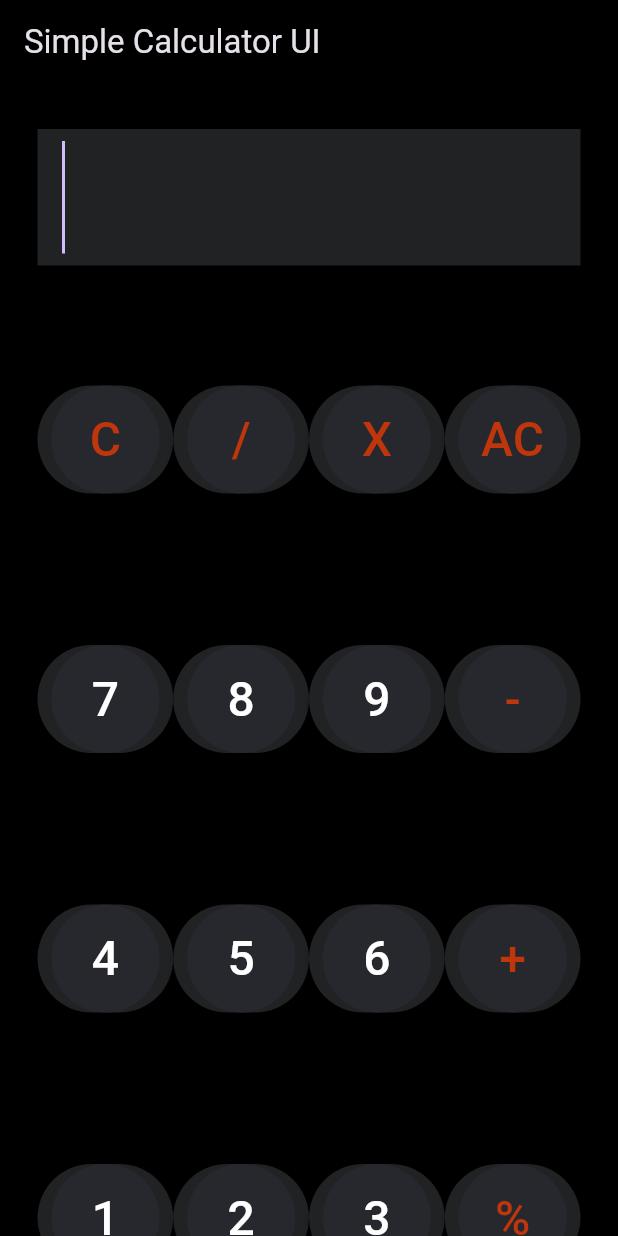
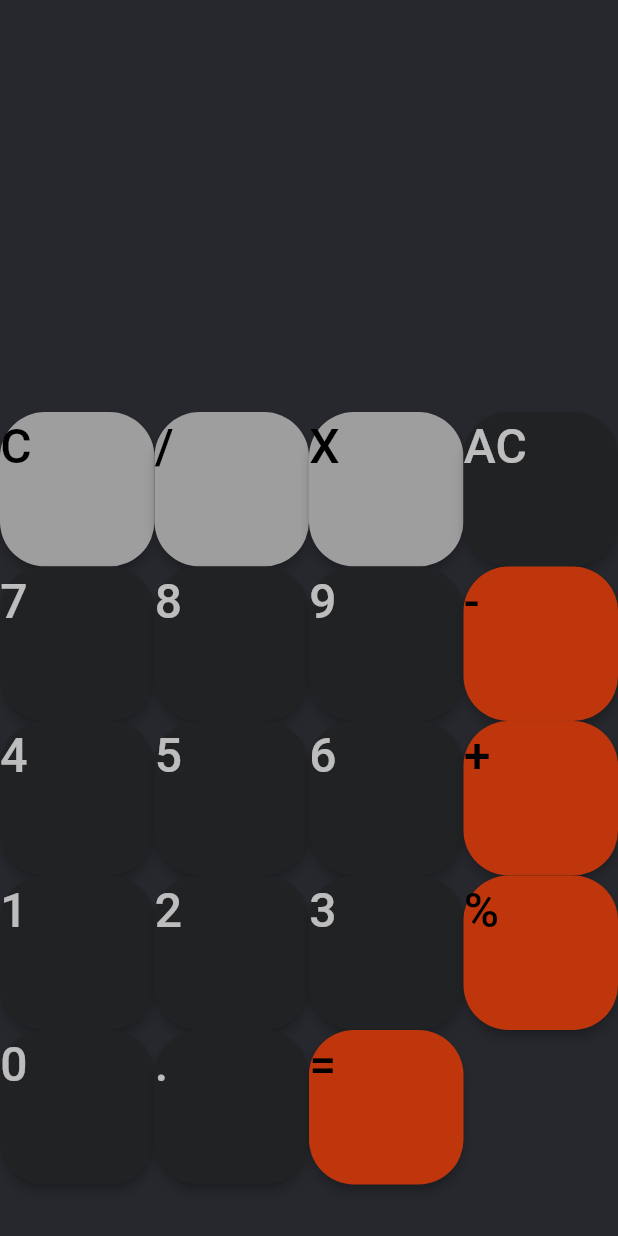
Before and after one commit to Meigi09/24132-Mahoro-Nshuti-Meigi-flutter-simple-calculator-ui, a Flutter app: the screen it shows after launch, on a phone screen of 412 x 824 dp. Run offline on Flutter 3.47's test engine with Material 3 defaults, Android fonts, the phone set to English and light mode, and no system bars; our stand-ins replace firebase_core; accounts and stored records are empty.

Commit message:
Commit Changes

```diff
--- a/lib/screens/home_screen.dart
+++ b/lib/screens/home_screen.dart
@@ -1,71 +1,56 @@
+import 'package:calculatorapp/constant/colors.dart';
+import 'package:calculatorapp/screens/widget_data.dart';
+import 'package:calculatorapp/widgets/buttons.dart';
 import 'package:flutter/material.dart';
-import 'package:calculatorapp/screens/widget_data.dart';
-import 'package:calculatorapp/widgets/textfield.dart';
-import '../constant/colors.dart';
 
-class HomeScreen extends StatelessWidget {
+class HomeScreen extends StatefulWidget {
   const HomeScreen({super.key});
 
   @override
+  State<HomeScreen> createState() => _HomeScreenState();
+}
+
+class _HomeScreenState extends State<HomeScreen> {
+  @override
   Widget build(BuildContext context) {
-    final screenHeight = MediaQuery.of(context).size.height;
-    const padding = EdgeInsets.symmetric(horizontal: 25, vertical: 30);
-    const decoration = BoxDecoration(
-      color: Colors.black,
-      borderRadius: BorderRadius.vertical(top: Radius.circular(50)),
-    );
+    return Scaffold(
+      backgroundColor: AppColors.secondary2Color,
+      body: Column(
+        children: [
+          Expanded(child: Container()),
+          Expanded(
+            flex: 2,
+            child: Container(
+              // color: AppColors.primaryColor,
+              child: GridView.builder(
+                itemCount: buttonList.length,
+                gridDelegate: SliverGridDelegateWithFixedCrossAxisCount(crossAxisCount: 4),
+                itemBuilder: (BuildContext context,int index){
+                  if(index==0||index==2||index==1){
+                    return Button1(
+                      label:buttonList[index],
+                      color:Colors.grey,
+                      textColor: Colors.black,
+                    );
+                  }
+                  else{
+                    return Button1(
+                      label:buttonList[index],
+                      color:isOperator(buttonList[index])? AppColors.primaryColor:AppColors.secondaryColor,
+                      textColor: isOperator(buttonList[index])? Colors.white70:Colors.black,
+                    );
+                  }
+                },
 
-    return Scaffold(
-      backgroundColor: Colors.black,
-      appBar: AppBar(
-        title: const Text("Simple Calculator UI"),
-        backgroundColor: Colors.black,
-      ),
-      body: SingleChildScrollView(
-        child: Column(
-          crossAxisAlignment: CrossAxisAlignment.stretch,
-            children: [
-            const CustomTextField(),
-                const SizedBox(height: 20),
-         Container(
-            height: screenHeight, // Ensure the container takes up the whole screen height
-            padding: padding,
-            decoration: decoration,
+    )))
+        ],
 
-            // Adjust spacing as needed
-             child: Expanded(
-                child: Column(
-                  mainAxisAlignment: MainAxisAlignment.spaceBetween,
-                  children: [
-                    Expanded(
-                      child: Column(
-                        mainAxisAlignment: MainAxisAlignment.spaceBetween,
-                        children: [
-                          // Generate rows of buttons dynamically
-                          for (int i = 0; i < buttonList.length; i += 4)
-                            Row(
-                              mainAxisAlignment: MainAxisAlignment.spaceBetween,
-                              children: [
-                                if (i < buttonList.length)
-                                  Expanded(child: buttonList[i]),
-                                if (i + 1 < buttonList.length)
-                                  Expanded(child: buttonList[i + 1]),
-                                if (i + 2 < buttonList.length)
-                                  Expanded(child: buttonList[i + 2]),
-                                if (i + 3 < buttonList.length)
-                                  Expanded(child: buttonList[i + 3]),
-                              ],
-                            ),
-                        ],
-                      ),
-                    ),
-                  ],
-                ),
-              ),
-         ),
-      ],
-        ),
-      ),
-    );
+      ));
+  }
+  bool isOperator(String x){
+    if(x=='%'||x=='/'||x=='+'||x=='-'||x=='='){
+      return false;
+    }
+    return true;
   }
 }
--- a/lib/screens/widget_data.dart
+++ b/lib/screens/widget_data.dart
@@ -1,26 +1,21 @@
-import 'package:flutter/material.dart';
-
-import '../constant/colors.dart';
-import '../widgets/buttons.dart';
-
-List<Widget> buttonList=const [
-  Button1(label: 'C',textColor: AppColors.secondaryColor,),
-  Button1(label: '/',textColor: AppColors.secondaryColor,),
-  Button1(label: 'X',textColor: AppColors.secondaryColor,),
-  Button1(label: 'AC',textColor: AppColors.secondaryColor,),
-  Button1(label: '7',),
-  Button1(label: '8',),
-  Button1(label: '9',),
-  Button1(label: '-',textColor: AppColors.secondaryColor,),
-  Button1(label: '4',),
-  Button1(label: '5',),
-  Button1(label: '6',),
-  Button1(label: '+',textColor: AppColors.secondaryColor,),
-  Button1(label: '1',),
-  Button1(label: '2',),
-  Button1(label: '3',),
-  Button1(label: '%',textColor: AppColors.secondaryColor,),
-  Button1(label: '0',),
-  Button1(label: '.',),
-  Button1(label: '=',textColor: AppColors.secondaryColor,),
+List<String> buttonList=const [
+  'C',
+   '/',
+   'X',
+   'AC',
+   '7',
+   '8',
+   '9',
+   '-',
+   '4',
+   '5',
+   '6',
+   '+',
+   '1',
+   '2',
+   '3',
+   '%',
+   '0',
+   '.',
+   '=',
 ];
--- a/lib/widgets/buttons.dart
+++ b/lib/widgets/buttons.dart
@@ -1,30 +1,27 @@
 import 'package:flutter/material.dart';
 
-import '../constant/colors.dart';
 
 class Button1 extends StatelessWidget {
   const Button1({
-    super.key, required this.label, this.textColor=Colors.white
+    super.key, required this.label, this.textColor=Colors.white,this.color
 
   });
 
+  final color;
   final String label;
   final Color textColor;
   @override
   Widget build(BuildContext context) {
     return Material(
       elevation: 3,
-      color: AppColors.primaryColor,
-      borderRadius: BorderRadius.circular(50),
-      child: CircleAvatar(
-        radius: 36,
-        backgroundColor: AppColors.secondary2Color,
-        child: Text(label,
-          style: TextStyle(
-            color: textColor,
-              fontSize: 32,
-              fontWeight: FontWeight.w500
-          ),),),
+      color: color,
+      borderRadius: BorderRadius.circular(30),
+      child: Text(label,
+        style: TextStyle(
+          color: textColor,
+            fontSize: 32,
+            fontWeight: FontWeight.w500),)
+
     );
   }
 }
--- a/lib/widgets/textfield.dart
+++ /dev/null
@@ -1,27 +0,0 @@
-
-import 'package:flutter/material.dart';
-
-import '../constant/colors.dart';
-
-class CustomTextField extends StatelessWidget {
-  const CustomTextField({super.key,});
-
-  //final TextEditingController controller;
-
-  @override
-  Widget build(BuildContext context) {
-    return const Padding(
-      padding: EdgeInsets.symmetric(horizontal: 25, vertical: 30),
-      child: TextField(
-        decoration: InputDecoration(
-            border: InputBorder.none,
-            fillColor: AppColors.primaryColor,
-            filled: true),
-        style: TextStyle(fontSize: 50),
-        readOnly: true,
-        autofocus: true,
-        showCursor: true,
-      ),
-    );
-  }
-}
```
Also changed, not shown: 6 other files.
